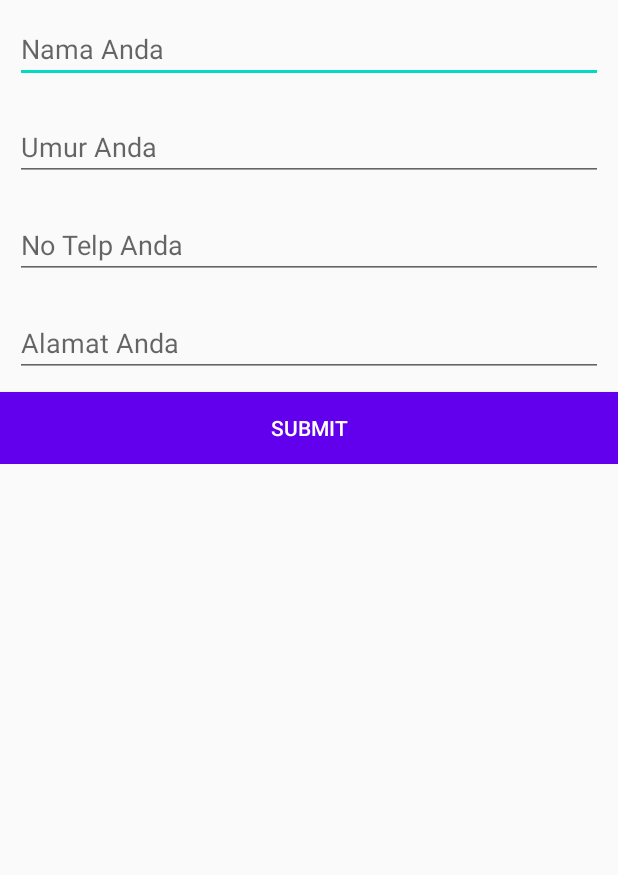
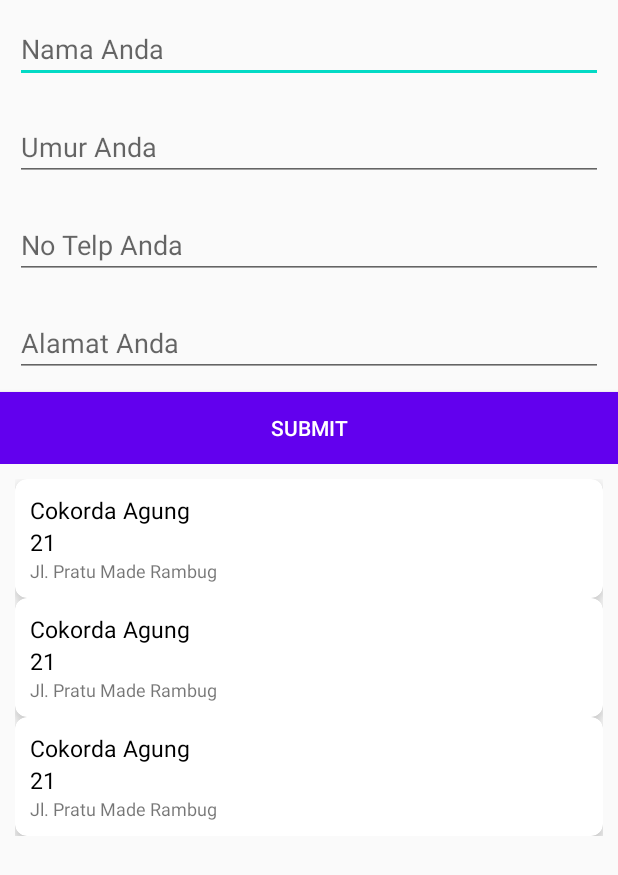
Before and after one commit to cokagung30/CRUDSQLiteAndroid, an Android app: the layout activity_main.xml on its own in the app's theme, with its tools: preview values and no code run, on a phone screen of 412 x 824 dp. Shown: the top 875 px of the screen. Run offline under Robolectric (Android 15) with nearby library versions, the phone set to English and light mode, and no system bars.

Commit message:
Update Template Biodata

```diff
--- a/app/build.gradle
+++ b/app/build.gradle
@@ -43,4 +43,6 @@ dependencies {
     implementation 'android.arch.lifecycle:extensions:1.1.1'
     implementation 'android.arch.lifecycle:viewmodel:1.1.1'
 
+    implementation 'com.android.support:recyclerview-v7:29.0.0'
+    implementation 'com.android.support:cardview-v7:29.0.0'
 }
--- /dev/null
+++ b/app/src/main/java/com/baliwork/trainingcrudsqlite/adapter/BiodataAdapter.kt
@@ -0,0 +1,24 @@
+package com.baliwork.trainingcrudsqlite.adapter
+
+import android.view.View
+import android.view.ViewGroup
+import androidx.recyclerview.widget.RecyclerView
+
+class BiodataAdapter : RecyclerView.Adapter<BiodataAdapter.ViewHolder>() {
+
+    override fun onCreateViewHolder(parent: ViewGroup, viewType: Int): BiodataAdapter.ViewHolder {
+        TODO("not implemented") //To change body of created functions use File | Settings | File Templates.
+    }
+
+    override fun getItemCount(): Int {
+        TODO("not implemented") //To change body of created functions use File | Settings | File Templates.
+    }
+
+    override fun onBindViewHolder(holder: BiodataAdapter.ViewHolder, position: Int) {
+        TODO("not implemented") //To change body of created functions use File | Settings | File Templates.
+    }
+
+    class ViewHolder(itemView: View) : RecyclerView.ViewHolder(itemView)
+
+
+}
--- a/app/src/main/res/layout/activity_main.xml
+++ b/app/src/main/res/layout/activity_main.xml
@@ -8,8 +8,9 @@
     tools:context=".MainActivity">
 
     <ScrollView
+        android:id="@+id/scv_1"
         android:layout_width="match_parent"
-        android:layout_height="match_parent"
+        android:layout_height="wrap_content"
         android:scrollbars="vertical">
 
         <LinearLayout
@@ -61,4 +62,13 @@
 
     </ScrollView>
 
+    <androidx.recyclerview.widget.RecyclerView
+        android:id="@+id/rv_biodata"
+        android:layout_width="match_parent"
+        android:layout_height="wrap_content"
+        android:layout_below="@id/scv_1"
+        android:layout_margin="10dp"
+        app:layoutManager="androidx.recyclerview.widget.LinearLayoutManager"
+        tools:listitem="@layout/item_biodata"/>
+
 </RelativeLayout>
--- /dev/null
+++ b/app/src/main/res/layout/item_biodata.xml
@@ -0,0 +1,42 @@
+<?xml version="1.0" encoding="utf-8"?>
+<androidx.cardview.widget.CardView xmlns:android="http://schemas.android.com/apk/res/android"
+    android:layout_width="match_parent"
+    android:layout_height="wrap_content"
+    xmlns:app="http://schemas.android.com/apk/res-auto"
+    xmlns:tools="http://schemas.android.com/tools"
+    android:padding="10dp"
+    app:cardCornerRadius="8dp"
+    app:cardElevation="4dp">
+
+    <LinearLayout
+        android:layout_width="match_parent"
+        android:layout_height="wrap_content"
+        android:padding="10dp"
+        android:orientation="vertical">
+
+        <TextView
+            android:id="@+id/tv_nama"
+            android:layout_width="match_parent"
+            android:layout_height="wrap_content"
+            android:textSize="15sp"
+            android:textColor="@android:color/black"
+            tools:text="Cokorda Agung"/>
+
+        <TextView
+            android:id="@+id/tv_umur"
+            android:layout_width="match_parent"
+            android:layout_height="wrap_content"
+            android:textSize="15sp"
+            android:textColor="@android:color/black"
+            tools:text="21"/>
+
+        <TextView
+            android:id="@+id/tv_alamat"
+            android:layout_width="match_parent"
+            android:layout_height="wrap_content"
+            android:textSize="12sp"
+            tools:text="Jl. Pratu Made Rambug"/>
+
+    </LinearLayout>
+
+</androidx.cardview.widget.CardView>
```
